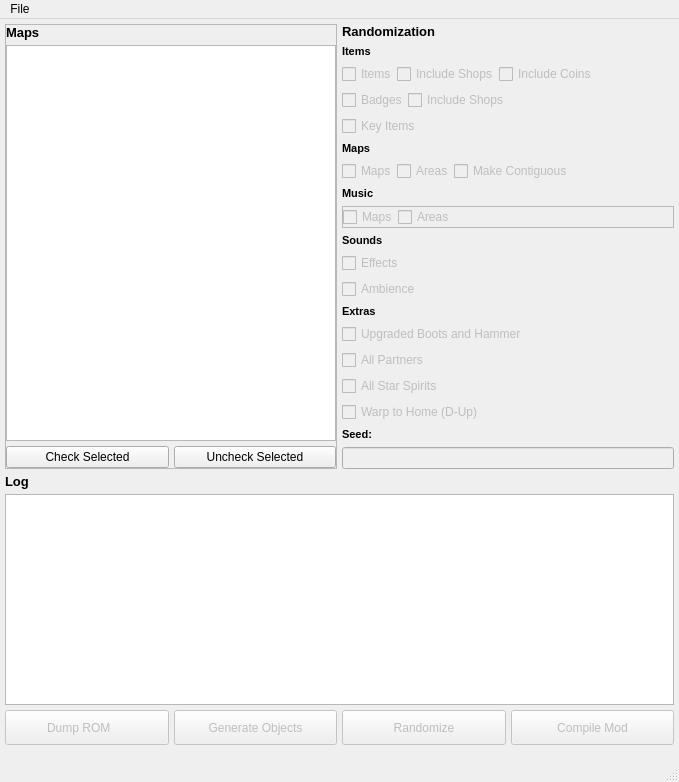
JoshW-7/PaperMarioRandomizer, file ui/main_window.ui: the form before one commit.
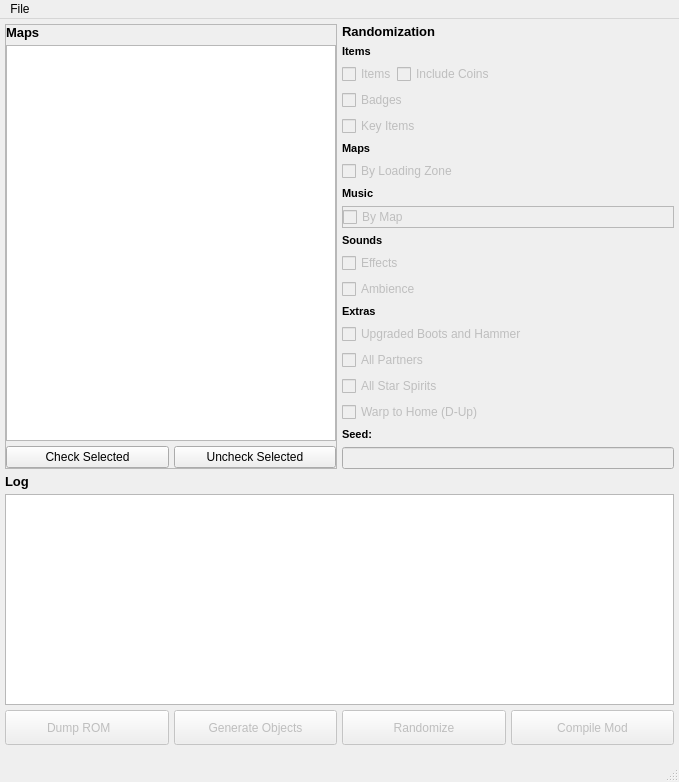
The form after the commit. Icons and pictures are not drawn.

Commit message: Remove unused GUI elements

Diff of the .ui file:
```diff
--- a/ui/main_window.ui
+++ b/ui/main_window.ui
@@ -306,22 +306,6 @@
                   </property>
                  </widget>
                 </item>
-                <item>
-                 <widget class="QCheckBox" name="chk_items_shops">
-                  <property name="enabled">
-                   <bool>false</bool>
-                  </property>
-                  <property name="sizePolicy">
-                   <sizepolicy hsizetype="Minimum" vsizetype="Fixed">
-                    <horstretch>0</horstretch>
-                    <verstretch>0</verstretch>
-                   </sizepolicy>
-                  </property>
-                  <property name="text">
-                   <string>Include Shops</string>
-                  </property>
-                 </widget>
-                </item>
                 <item>
                  <widget class="QCheckBox" name="chk_coins">
                   <property name="enabled">
@@ -388,16 +372,6 @@
                   </property>
                  </widget>
                 </item>
-                <item>
-                 <widget class="QCheckBox" name="chk_badges_shops">
-                  <property name="enabled">
-                   <bool>false</bool>
-                  </property>
-                  <property name="text">
-                   <string>Include Shops</string>
-                  </property>
-                 </widget>
-                </item>
                 <item>
                  <spacer name="horizontalSpacer_2">
                   <property name="orientation">
@@ -501,27 +475,7 @@
                    <bool>false</bool>
                   </property>
                   <property name="text">
-                   <string>Maps</string>
-                  </property>
-                 </widget>
-                </item>
-                <item>
-                 <widget class="QCheckBox" name="chk_area">
-                  <property name="enabled">
-                   <bool>false</bool>
-                  </property>
-                  <property name="text">
-                   <string>Areas</string>
-                  </property>
-                 </widget>
-                </item>
-                <item>
-                 <widget class="QCheckBox" name="chk_contiguous">
-                  <property name="enabled">
-                   <bool>false</bool>
-                  </property>
-                  <property name="text">
-                   <string>Make Contiguous</string>
+                   <string>By Loading Zone</string>
                   </property>
                  </widget>
                 </item>
@@ -591,17 +545,7 @@
                    <bool>false</bool>
                   </property>
                   <property name="text">
-                   <string>Maps</string>
-                  </property>
-                 </widget>
-                </item>
-                <item>
-                 <widget class="QCheckBox" name="chk_music_area">
-                  <property name="enabled">
-                   <bool>false</bool>
-                  </property>
-                  <property name="text">
-                   <string>Areas</string>
+                   <string>By Map</string>
                   </property>
                  </widget>
                 </item>
```
The commit also changes 3 other files.
